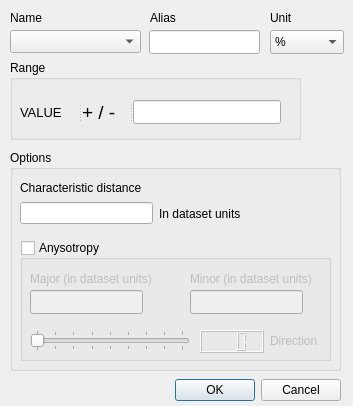
The window that ui_msta_variable_definition.ui (epzt/msta) describes before a commit, drawn with Qt 5.
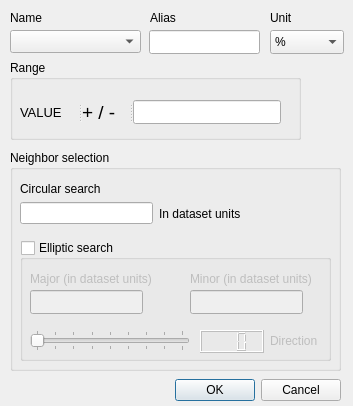
The same window after the commit.

Diff of the .ui file:
```diff
--- a/ui_msta_variable_definition.ui
+++ b/ui_msta_variable_definition.ui
@@ -45,7 +45,7 @@
     </rect>
    </property>
    <property name="title">
-    <string>Options</string>
+    <string>Neighbor selection</string>
    </property>
    <widget class="QGroupBox" name="anysotropyGroup">
     <property name="geometry">
@@ -63,7 +63,7 @@
      </font>
     </property>
     <property name="title">
-     <string>Anysotropy</string>
+     <string>Elliptic search</string>
     </property>
     <property name="checkable">
      <bool>true</bool>
@@ -209,12 +209,12 @@
      <rect>
       <x>10</x>
       <y>30</y>
-      <width>141</width>
-      <height>16</height>
+      <width>84</width>
+      <height>17</height>
      </rect>
     </property>
     <property name="text">
-     <string>Characteristic distance</string>
+     <string>Circular search</string>
     </property>
    </widget>
   </widget>
```
